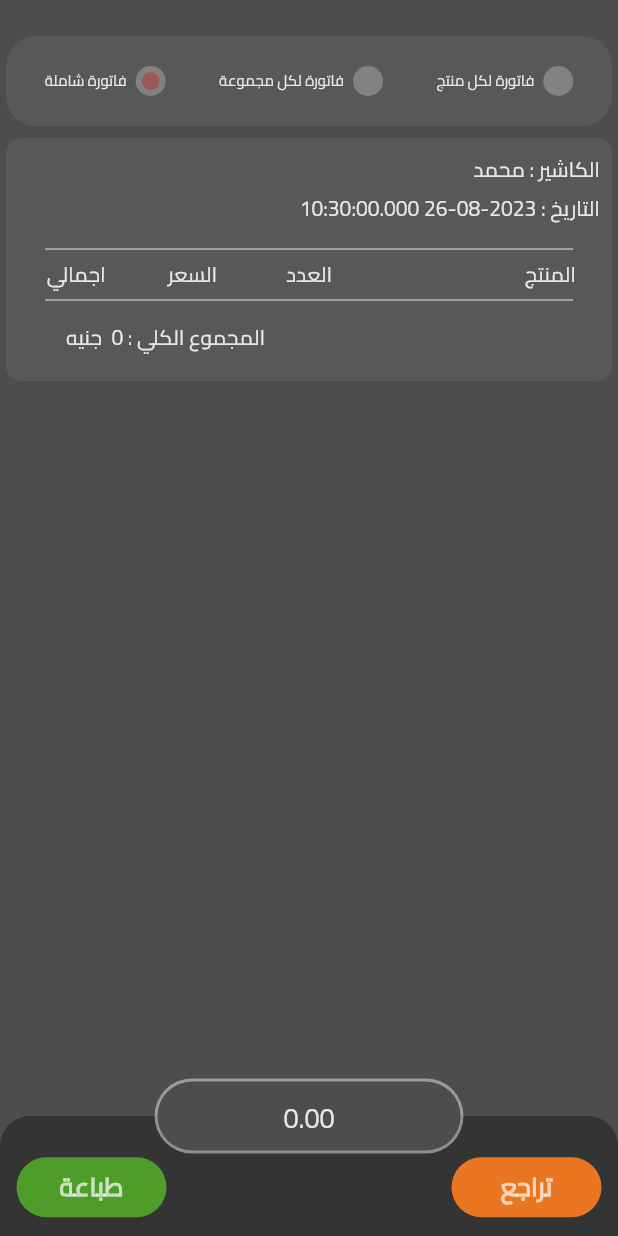
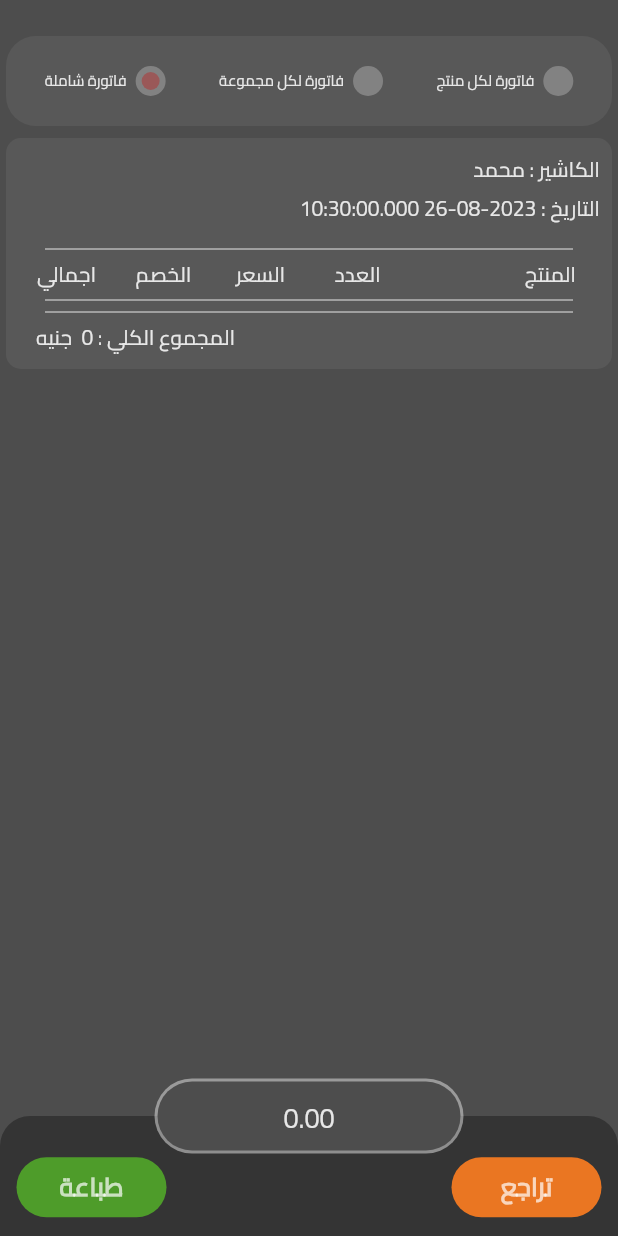
Before and after one commit to suhaib0edu/rmp, a Flutter app: the OrderConfirmationPage screen opened directly, after a tap on "فاتورة لكل مجموعة", after a tap on "فاتورة شاملة", on a phone screen of 412 x 824 dp. Run offline on Flutter 3.47's test engine with Material 2 defaults, Android fonts, the light colour scheme and no system bars; our stand-ins replace firebase_core, get, google_sign_in, graphql_flutter, objectbox, pdf and 1 more; accounts and stored records are empty; generated files the repository leaves out were written again.

Commit message:
Update invoice format layout and calculations

```diff
--- a/lib/widgets/w_items/invoice_format.dart
+++ b/lib/widgets/w_items/invoice_format.dart
@@ -28,6 +28,7 @@
                           alignment: Alignment.centerRight),
                       CTable(text: e.num.toString()),
                       CTable(text: e.price.toString()),
+                      CTable(text: '${int.parse(e.discount ?? '0') * e.num}'),
                     ],
                   ),
                   Padding(
@@ -86,6 +87,7 @@
                           CTable(
                             text: e.price.toString(),
                           ),
+                          CTable(text: '${int.parse(e.discount ?? '0') * e.num}'),
                           CTable(text: '${e.num * int.parse(e.price!)}'),
                         ],
                       ),
@@ -95,6 +97,12 @@
                   return const SizedBox();
                 }
               }).toList(),
+              Divider(
+                color: SuhColors.text,
+                height: 8,
+                indent: 18,
+                endIndent: 18,
+              ),
               Padding(
                 padding: const EdgeInsets.symmetric(horizontal: 16.0),
                 child: Align(
@@ -123,11 +131,16 @@
   @override
   Widget build(BuildContext context) {
     int total = 0;
+    int totalTax = 0;
+    int totalDiscount = 0;
     return Column(
       children: [
         BasicInvoiceTemplate(invoiceFormat: invoiceFormat, child: [
           ...listProduct.map((e) {
-            total = total + e.num * int.parse(e.price!);
+            total = total + e.num * int.parse(e.price ?? '0');
+            totalTax = totalTax + e.num * int.parse(e.tax ?? '0');
+            totalDiscount =
+                totalDiscount + e.num * int.parse(e.discount ?? '0');
             return Column(
               children: [
                 Row(
@@ -138,18 +151,38 @@
                         text: e.name.toString(),
                         alignment: Alignment.centerRight),
                     CTable(text: e.num.toString()),
-                    CTable(text: e.price.toString()),
+                    if (invoiceFormat != 3) CTable(text: e.price.toString()),
+                    if (invoiceFormat == 3)
+                      CTable(text: '${int.parse(e.tax ?? '0') * e.num}'),
+                      CTable(text: '${int.parse(e.discount ?? '0') * e.num}'),
                     CTable(text: '${e.num * int.parse(e.price ?? '0')}'),
                   ],
                 ),
               ],
             );
           }),
+          Divider(
+            color: SuhColors.text,
+            height: 8,
+            indent: 18,
+            endIndent: 18,
+          ),
+          if (invoiceFormat == 3)
+            SizedBox(height: 30,),
           Padding(
-            padding: const EdgeInsets.symmetric(horizontal: 32.0, vertical: 8),
+            padding: const EdgeInsets.symmetric(horizontal: 12, vertical: 0),
             child: Align(
                 alignment: Alignment.centerLeft,
-                child: SuhText(text: ' المجموع الكلي : $total  جنيه')),
+                child: Column(
+                  crossAxisAlignment: CrossAxisAlignment.start,
+                  children: [
+                    if (invoiceFormat == 3)
+                      SuhText(text: ' اجمالي الخصم : $totalDiscount  جنيه'),
+                    if (invoiceFormat == 3)
+                      SuhText(text: ' اجمالي التحصيل : $totalTax  جنيه'),
+                    SuhText(text: ' المجموع الكلي : $total  جنيه'),
+                  ],
+                )),
           ),
         ]),
       ],
@@ -174,6 +207,7 @@
       radius: 10,
       child: Column(
         children: [
+          if (invoiceFormat != 3)
           const TextInvoice(
             t: 'الكاشير : محمد',
           ),
@@ -219,12 +253,10 @@
           text: 'المنتج',
           alignment: Alignment.centerRight,
         ),
-        const CTable(
-          text: 'العدد',
-        ),
-        const CTable(
-          text: 'السعر',
-        ),
+        const CTable(text: 'العدد'),
+        if (invoiceFormat != 3) const CTable(text: 'السعر'),
+        if (invoiceFormat == 3) const CTable(text: 'التحصيل'),
+        const CTable(text: 'الخصم'),
         if (invoiceFormat > 0) const CTable(text: 'اجمالي'),
       ],
     );
```
